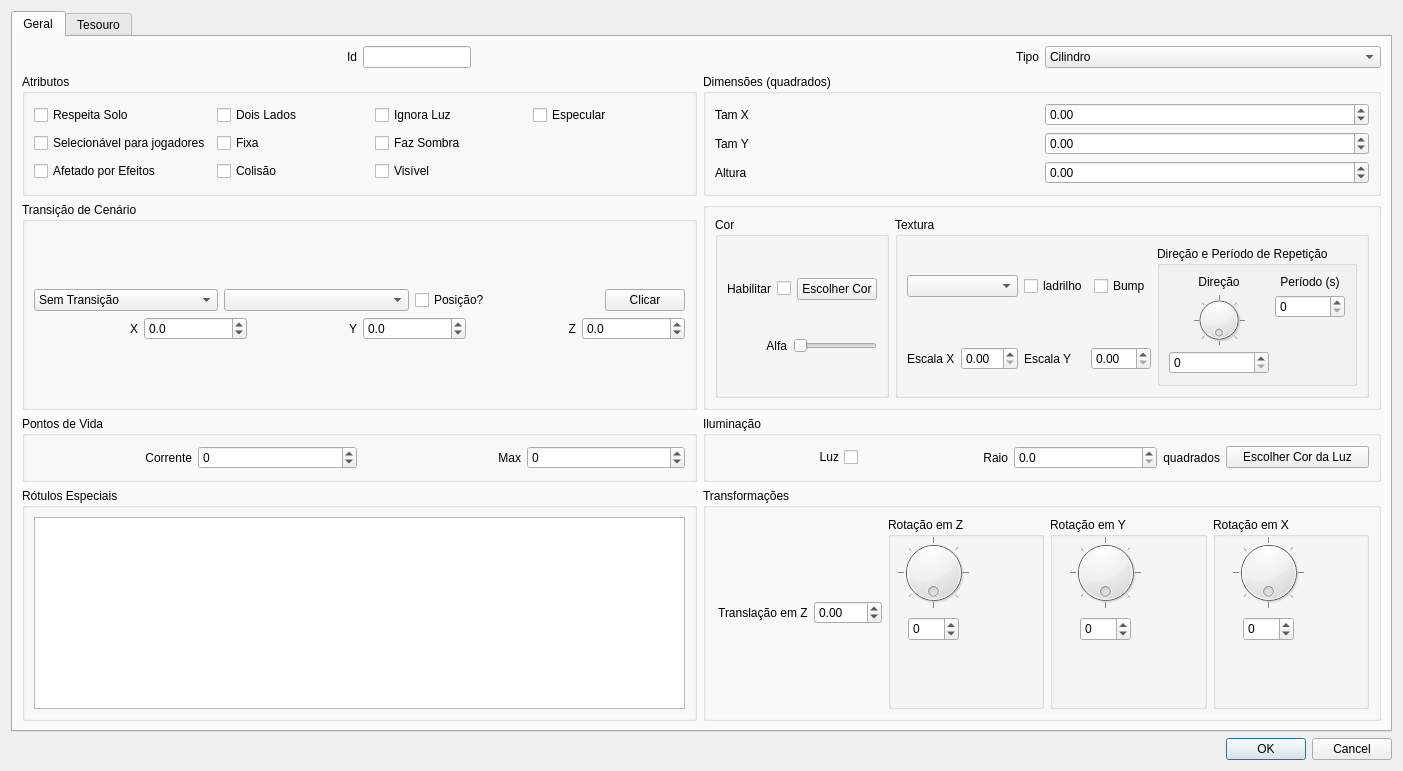
Before: the Qt Designer form ifg/qt/ui/forma.ui in matferib/tabuleiro-virtual, drawn with Qt 5.
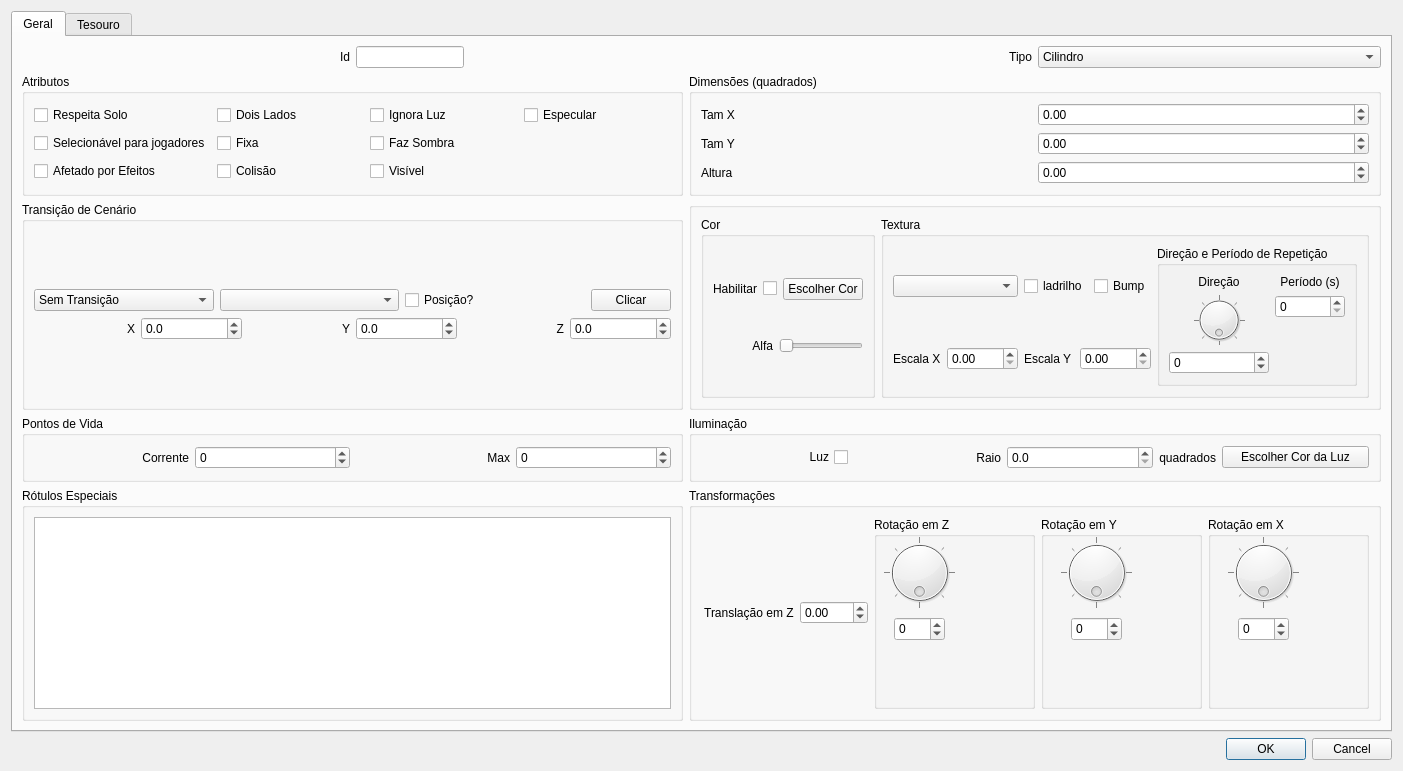
After: the same form once the commit is applied.

Commit message: aumentei os maximos na ui

What changed in the file:
```diff
--- a/ifg/qt/ui/forma.ui
+++ b/ifg/qt/ui/forma.ui
@@ -466,7 +466,11 @@
                 </widget>
                </item>
                <item>
-                <widget class="QDoubleSpinBox" name="spin_tex_escala_x"/>
+                <widget class="QDoubleSpinBox" name="spin_tex_escala_x">
+                 <property name="maximum">
+                  <double>1000.000000000000000</double>
+                 </property>
+                </widget>
                </item>
               </layout>
              </item>
@@ -480,7 +484,11 @@
                 </widget>
                </item>
                <item>
-                <widget class="QDoubleSpinBox" name="spin_tex_escala_y"/>
+                <widget class="QDoubleSpinBox" name="spin_tex_escala_y">
+                 <property name="maximum">
+                  <double>1000.000000000000000</double>
+                 </property>
+                </widget>
                </item>
               </layout>
              </item>
@@ -491,7 +499,14 @@
                </property>
                <layout class="QGridLayout" name="gridLayout_7">
                 <item row="2" column="0">
-                 <widget class="QSpinBox" name="spin_tex_direcao"/>
+                 <widget class="QSpinBox" name="spin_tex_direcao">
+                  <property name="minimum">
+                   <number>-180</number>
+                  </property>
+                  <property name="maximum">
+                   <number>180</number>
+                  </property>
+                 </widget>
                 </item>
                 <item row="0" column="2" rowspan="3">
                  <layout class="QVBoxLayout" name="verticalLayout_4">
```
Left out of the diff: 6 changed lines with no effect on the pictures. The commit also changes 1 other file.
